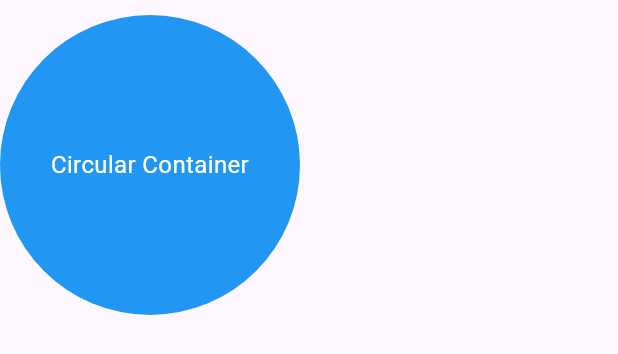
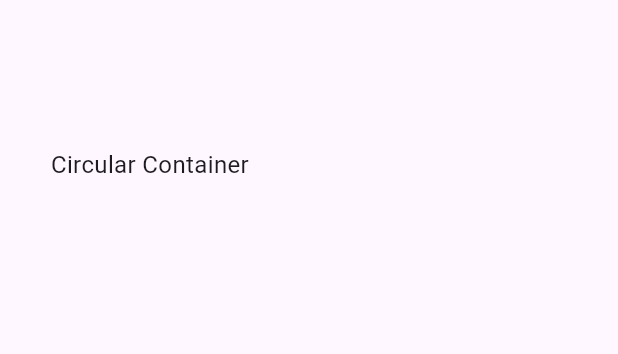
Before and after one commit to mr-luckey/expence_manager, a Flutter app: the CustomContainer widget shown alone on an empty page, opened directly, on a phone screen of 412 x 824 dp. Shown: the top 354 px of the screen. Run offline on Flutter 3.47's test engine with Material 3 defaults, Android fonts, the phone set to English and light mode, and no system bars; our stand-ins replace curved_labeled_navigation_bar, fl_chart, get, hive, hive_flutter, persistent_bottom_nav_bar and 1 more; missing offline and left inert: any_animated_button, calendar_timeline_sbk, random_color_scheme, tab_container; accounts and stored records are empty.

Commit message:
Ali
code is running

```diff
--- a/lib/widgets/container.dart
+++ b/lib/widgets/container.dart
@@ -9,14 +9,13 @@ class CustomContainer extends StatelessWidget {
       width: 200,
       height: 200,
       decoration: BoxDecoration(
-        color: Colors.blue,
         shape: BoxShape.circle,
       ),
       child: Center(
         child: Text(
           'Circular Container',
           textAlign: TextAlign.center,
-          style: TextStyle(fontSize: 16, color: Colors.white),
+          style: TextStyle(fontSize: 16,),
         ),
       ),
     );
```
Also changed, not shown: lib/Views/Home_screen.dart (+6 -1 lines), lib/widgets/Card_navigation.dart (+1 -7 lines), pubspec.lock.
